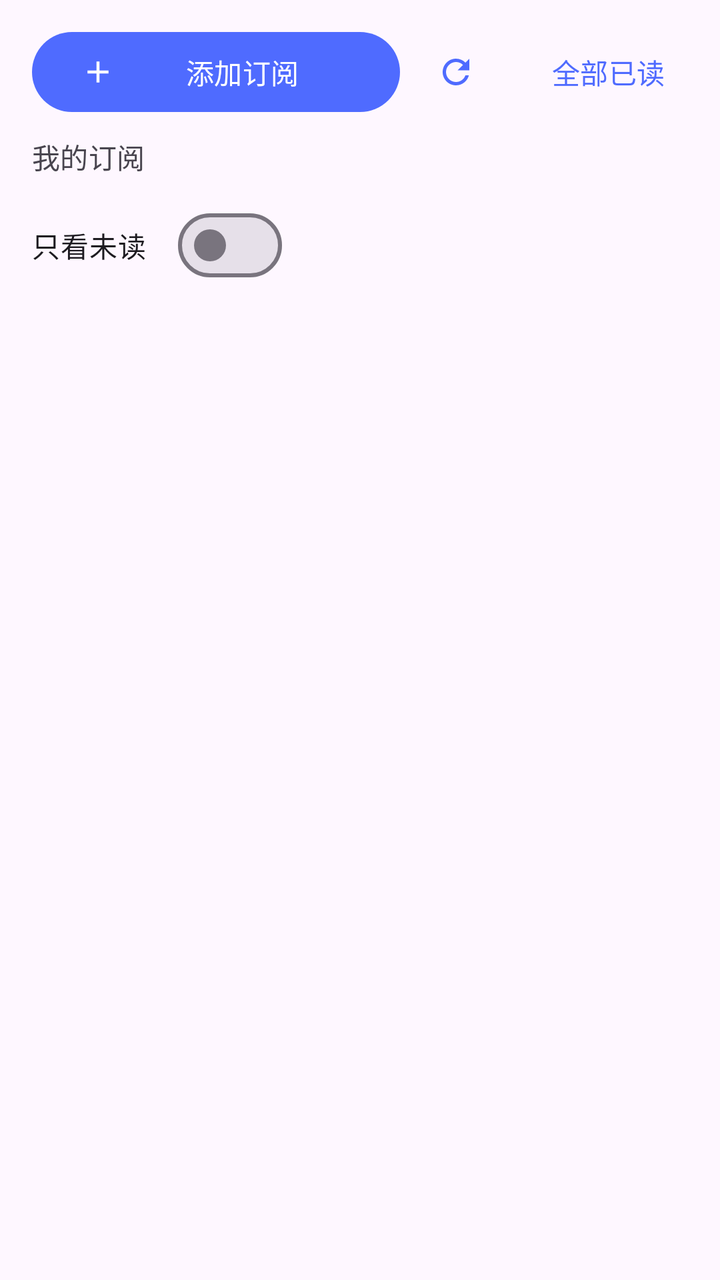
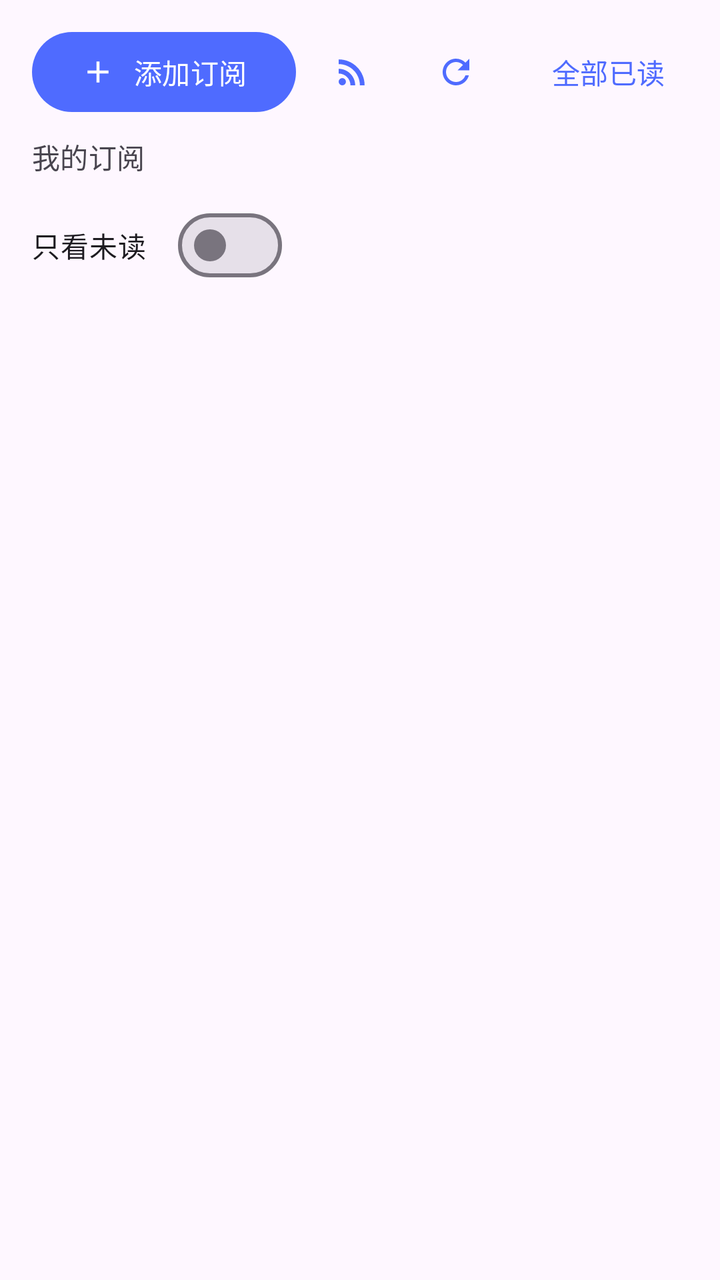

Before-and-after screenshots of an Android layout around one commit, followed by the original layout XML and the change that was made.
<!-- AndroidManifest.xml: application theme Theme.WatchHub -->
<!-- res/layout/fragment_subscriptions.xml -->
<?xml version="1.0" encoding="utf-8"?>
<LinearLayout xmlns:android="http://schemas.android.com/apk/res/android"
    xmlns:app="http://schemas.android.com/apk/res-auto"
    android:layout_width="match_parent"
    android:layout_height="match_parent"
    android:orientation="vertical">

    <LinearLayout
        android:layout_width="match_parent"
        android:layout_height="wrap_content"
        android:gravity="center_vertical"
        android:orientation="horizontal"
        android:paddingStart="16dp"
        android:paddingTop="12dp"
        android:paddingEnd="12dp">

        <com.google.android.material.button.MaterialButton
            android:id="@+id/btn_add"
            android:layout_width="0dp"
            android:layout_height="wrap_content"
            android:layout_weight="1"
            android:text="@string/subs_add"
            app:icon="@drawable/ic_add" />

        <com.google.android.material.button.MaterialButton
            android:id="@+id/btn_refresh"
            style="@style/Widget.Material3.Button.IconButton"
            android:layout_width="wrap_content"
            android:layout_height="wrap_content"
            android:layout_marginStart="4dp"
            android:contentDescription="@string/subs_refresh"
            app:icon="@drawable/ic_refresh" />

        <com.google.android.material.button.MaterialButton
            android:id="@+id/btn_mark_all"
            style="@style/Widget.Material3.Button.TextButton"
            android:layout_width="wrap_content"
            android:layout_height="wrap_content"
            android:layout_marginStart="8dp"
            android:text="@string/subs_mark_all" />
    </LinearLayout>

    <com.google.android.material.progressindicator.LinearProgressIndicator
        android:id="@+id/progress"
        android:layout_width="match_parent"
        android:layout_height="wrap_content"
        android:indeterminate="true"
        android:visibility="gone" />

    <TextView
        android:id="@+id/subs_title"
        android:layout_width="match_parent"
        android:layout_height="wrap_content"
        android:paddingStart="16dp"
        android:paddingTop="8dp"
        android:paddingEnd="16dp"
        android:paddingBottom="4dp"
        android:text="@string/subs_title"
        android:textAppearance="@style/TextAppearance.WatchHub.Section" />

    <androidx.recyclerview.widget.RecyclerView
        android:id="@+id/subs_list"
        android:layout_width="match_parent"
        android:layout_height="wrap_content"
        android:clipToPadding="false"
        android:paddingStart="12dp"
        android:paddingTop="2dp"
        android:paddingEnd="12dp"
        android:paddingBottom="2dp" />

    <TextView
        android:id="@+id/subs_empty"
        android:layout_width="match_parent"
        android:layout_height="wrap_content"
        android:paddingStart="16dp"
        android:paddingTop="4dp"
        android:paddingEnd="16dp"
        android:paddingBottom="8dp"
        android:text="@string/subs_guide"
        android:textAppearance="?attr/textAppearanceBodyMedium"
        android:textColor="?attr/colorOnSurfaceVariant"
        android:visibility="gone" />

    <HorizontalScrollView
        android:layout_width="match_parent"
        android:layout_height="wrap_content"
        android:paddingStart="10dp"
        android:paddingEnd="10dp"
        android:scrollbars="none">

        <com.google.android.material.chip.ChipGroup
            android:id="@+id/chip_sources"
            android:layout_width="wrap_content"
            android:layout_height="wrap_content"
            app:chipSpacingHorizontal="8dp"
            app:singleLine="true"
            app:singleSelection="true" />
    </HorizontalScrollView>

    <LinearLayout
        android:layout_width="match_parent"
        android:layout_height="wrap_content"
        android:gravity="center_vertical"
        android:orientation="horizontal"
        android:paddingStart="16dp"
        android:paddingTop="2dp"
        android:paddingEnd="16dp"
        android:paddingBottom="2dp">

        <com.google.android.material.materialswitch.MaterialSwitch
            android:id="@+id/sw_unread"
            android:layout_width="wrap_content"
            android:layout_height="wrap_content"
            android:text="@string/subs_unread_only" />

        <TextView
            android:id="@+id/unread_count"
            android:layout_width="0dp"
            android:layout_height="wrap_content"
            android:layout_weight="1"
            android:gravity="end"
            android:textAppearance="@style/TextAppearance.WatchHub.Caption" />
    </LinearLayout>

    <FrameLayout
        android:layout_width="match_parent"
        android:layout_height="0dp"
        android:layout_weight="1">

        <androidx.recyclerview.widget.RecyclerView
            android:id="@+id/article_list"
            android:layout_width="match_parent"
            android:layout_height="match_parent"
            android:clipToPadding="false"
            android:paddingStart="12dp"
            android:paddingTop="4dp"
            android:paddingEnd="12dp"
            android:paddingBottom="16dp" />

        <TextView
            android:id="@+id/article_empty"
            android:layout_width="wrap_content"
            android:layout_height="wrap_content"
            android:layout_gravity="center"
            android:gravity="center"
            android:padding="24dp"
            android:text="@string/subs_articles_empty"
            android:textAppearance="?attr/textAppearanceBodyMedium"
            android:textColor="?attr/colorOnSurfaceVariant"
            android:visibility="gone" />
    </FrameLayout>
</LinearLayout>
<!-- resources referenced by this layout -->
<resources>
  <!-- drawable ic_add (drawable) -->
  <vector xmlns:android="http://schemas.android.com/apk/res/android"
      android:width="24dp" android:height="24dp"
      android:viewportWidth="24" android:viewportHeight="24"
      android:tint="?attr/colorControlNormal">
      <path android:fillColor="@android:color/white"
          android:pathData="M19,13h-6v6h-2v-6H5v-2h6V5h2v6h6v2z" />
  </vector>
  <!-- drawable ic_refresh (drawable) -->
  <vector xmlns:android="http://schemas.android.com/apk/res/android"
      android:width="24dp" android:height="24dp"
      android:viewportWidth="24" android:viewportHeight="24"
      android:tint="?attr/colorControlNormal">
      <path android:fillColor="@android:color/white"
          android:pathData="M17.65,6.35C16.2,4.9 14.21,4 12,4c-4.42,0 -7.99,3.58 -8,8s3.57,8 8,8c3.73,0 6.84,-2.55 7.73,-6h-2.08c-0.82,2.33 -3.04,4 -5.65,4 -3.31,0 -6,-2.69 -6,-6s2.69,-6 6,-6c1.66,0 3.14,0.69 4.22,1.78L13,11h7V4l-2.35,2.35z" />
  </vector>
  <string name="subs_add">添加订阅</string>
  <string name="subs_articles_empty">还没有文章，点右上角刷新或等下一轮抓取</string>
  <string name="subs_guide">粘贴一个网站或 RSS 地址开始订阅</string>
  <string name="subs_mark_all">全部已读</string>
  <string name="subs_refresh">刷新订阅</string>
  <string name="subs_title">我的订阅</string>
  <string name="subs_unread_only">只看未读</string>
  <style name="TextAppearance.WatchHub.Caption" parent="TextAppearance.Material3.BodySmall">
          <item name="android:textColor">?attr/colorOnSurfaceVariant</item>
      </style>
  <style name="TextAppearance.WatchHub.Section" parent="TextAppearance.Material3.TitleSmall">
          <item name="android:textColor">?attr/colorOnSurfaceVariant</item>
      </style>
  <style name="Theme.WatchHub" parent="Theme.Material3.DayNight.NoActionBar">
          <item name="colorPrimary">#4F6BFF</item>
          <item name="colorSecondary">#6C5CE7</item>
      </style>
</resources>

<!-- the commit's change to res/layout/fragment_subscriptions.xml (unified diff, before → after) -->
@@ -21,6 +21,15 @@
             android:layout_weight="1"
             android:text="@string/subs_add"
             app:icon="@drawable/ic_add" />
+
+        <com.google.android.material.button.MaterialButton
+            android:id="@+id/btn_sources"
+            style="@style/Widget.Material3.Button.IconButton"
+            android:layout_width="wrap_content"
+            android:layout_height="wrap_content"
+            android:layout_marginStart="4dp"
+            android:contentDescription="@string/subs_manage_sources"
+            app:icon="@drawable/ic_sources" />
 
         <com.google.android.material.button.MaterialButton
             android:id="@+id/btn_refresh"
<!-- resource entries referenced after the edit -->
@@ -16,9 +16,18 @@
       <path android:fillColor="@android:color/white"
           android:pathData="M17.65,6.35C16.2,4.9 14.21,4 12,4c-4.42,0 -7.99,3.58 -8,8s3.57,8 8,8c3.73,0 6.84,-2.55 7.73,-6h-2.08c-0.82,2.33 -3.04,4 -5.65,4 -3.31,0 -6,-2.69 -6,-6s2.69,-6 6,-6c1.66,0 3.14,0.69 4.22,1.78L13,11h7V4l-2.35,2.35z" />
   </vector>
+  <!-- drawable ic_sources (drawable) -->
+  <vector xmlns:android="http://schemas.android.com/apk/res/android"
+      android:width="24dp" android:height="24dp"
+      android:viewportWidth="24" android:viewportHeight="24"
+      android:tint="?attr/colorControlNormal">
+      <path android:fillColor="@android:color/white"
+          android:pathData="M4,4.44v2.83c7.03,0 12.73,5.7 12.73,12.73h2.83C19.56,11.41 12.59,4.44 4,4.44zM4,10.1v2.83c3.9,0 7.07,3.17 7.07,7.07h2.83c0,-5.47 -4.43,-9.9 -9.9,-9.9zM6.18,17.82m-2.18,0a2.18,2.18 0,1 1,4.36 0a2.18,2.18 0,1 1,-4.36 0" />
+  </vector>
   <string name="subs_add">添加订阅</string>
   <string name="subs_articles_empty">还没有文章，点右上角刷新或等下一轮抓取</string>
   <string name="subs_guide">粘贴一个网站或 RSS 地址开始订阅</string>
+  <string name="subs_manage_sources">源管理</string>
   <string name="subs_mark_all">全部已读</string>
   <string name="subs_refresh">刷新订阅</string>
   <string name="subs_title">我的订阅</string>
